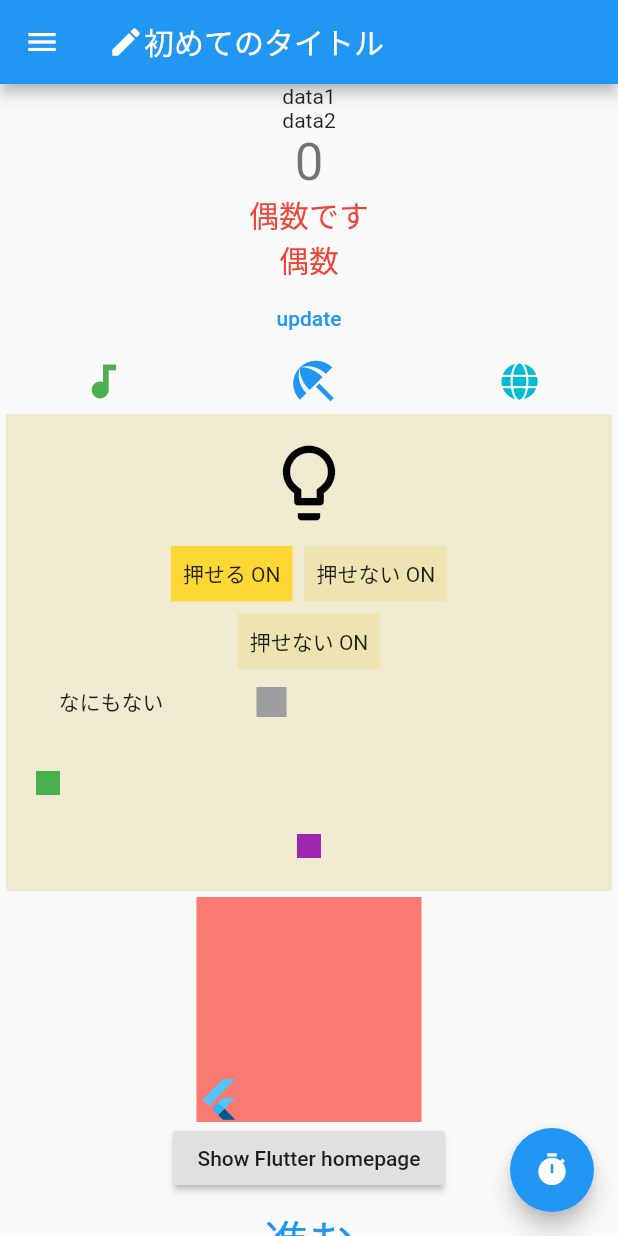
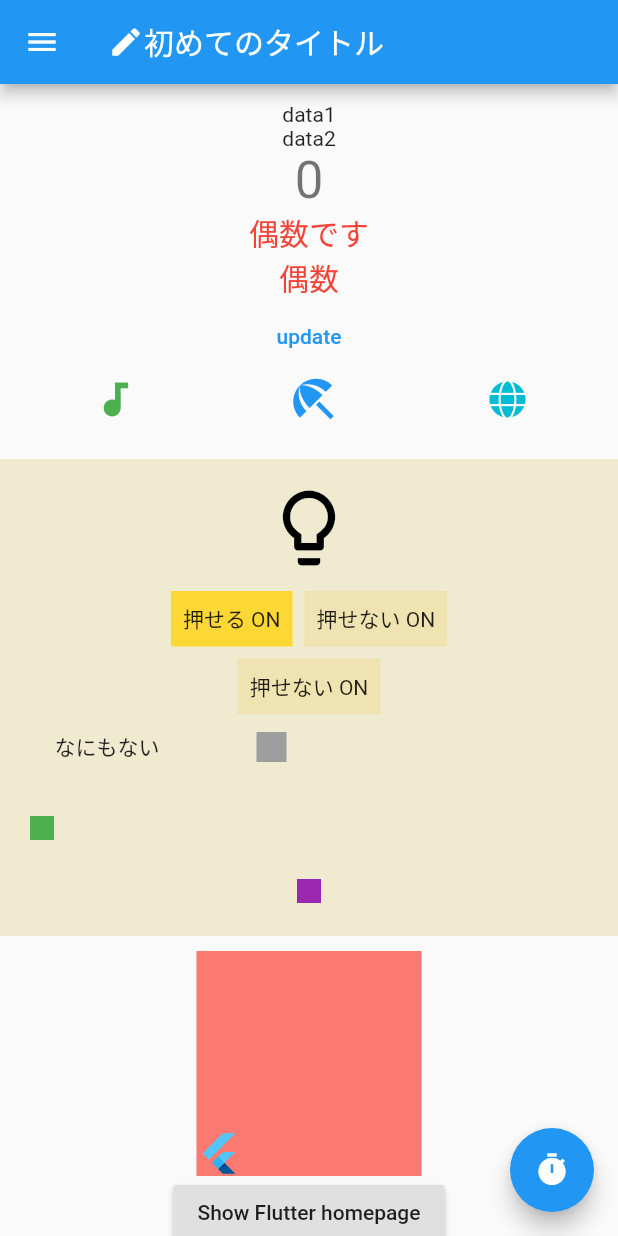
Before and after one commit to terra-namibia/practice2, a Flutter app: the screen it shows after launch, on a phone screen of 412 x 824 dp. Run offline on Flutter 3.47's test engine with Material 2 defaults, Android fonts, the phone set to English and light mode, and no system bars; our stand-ins replace font_awesome_flutter.

Commit message:
Containerで囲む

```diff
--- a/lib/main.dart
+++ b/lib/main.dart
@@ -110,6 +110,11 @@ class _MyHomePageState extends State<MyHomePage> {
       body: SingleChildScrollView(
         child: Column(
           children: [
+            Container(
+                padding: const EdgeInsets.all(8),
+                margin: const EdgeInsets.all(4),
+                child: Column(
+                  children: [
                     const Text("data1"),
                     const Text("data2"),
                     Text(
@@ -123,7 +128,8 @@ class _MyHomePageState extends State<MyHomePage> {
                       const Text('奇数です',
                           style: TextStyle(fontSize: 20, color: Colors.red)),
                     Text('$_type',
-                style: const TextStyle(fontSize: 20, color: Colors.red)),
+                        style:
+                            const TextStyle(fontSize: 20, color: Colors.red)),
                     TextButton(
                       onPressed: () => {print("updateボタンがおされたよ")},
                       child: const Text("update"),
@@ -144,10 +150,14 @@ class _MyHomePageState extends State<MyHomePage> {
                         Icon(FontAwesomeIcons.globe, color: Colors.cyan)
                       ],
                     ),
+                  ],
+                )),
             Container(
               color: const Color.fromARGB(255, 240, 234, 209),
               padding: const EdgeInsets.all(8),
-              margin: const EdgeInsets.all(4),
+              margin: const EdgeInsets.symmetric(
+                vertical: 10.0,
+              ),
               child: Column(children: [
                 Padding(
                   padding: const EdgeInsets.all(8.0),
```
Lines whose indentation alone changed are shown as unchanged.
